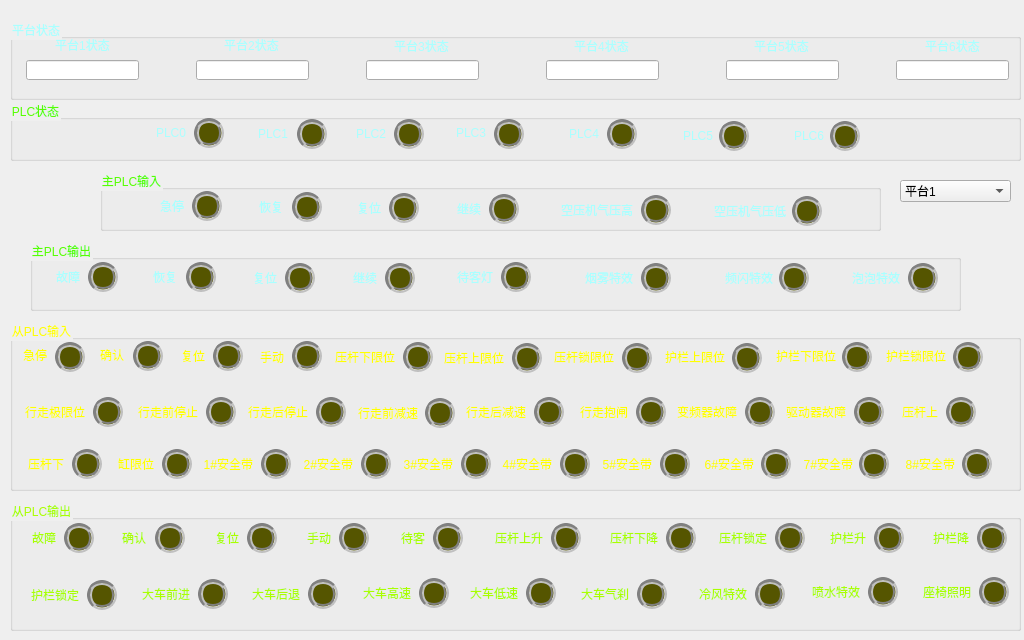
First picture: the form in motusaflatformstatus.ui, repository MT-REP/guizhouhuoxingche, before the edit.
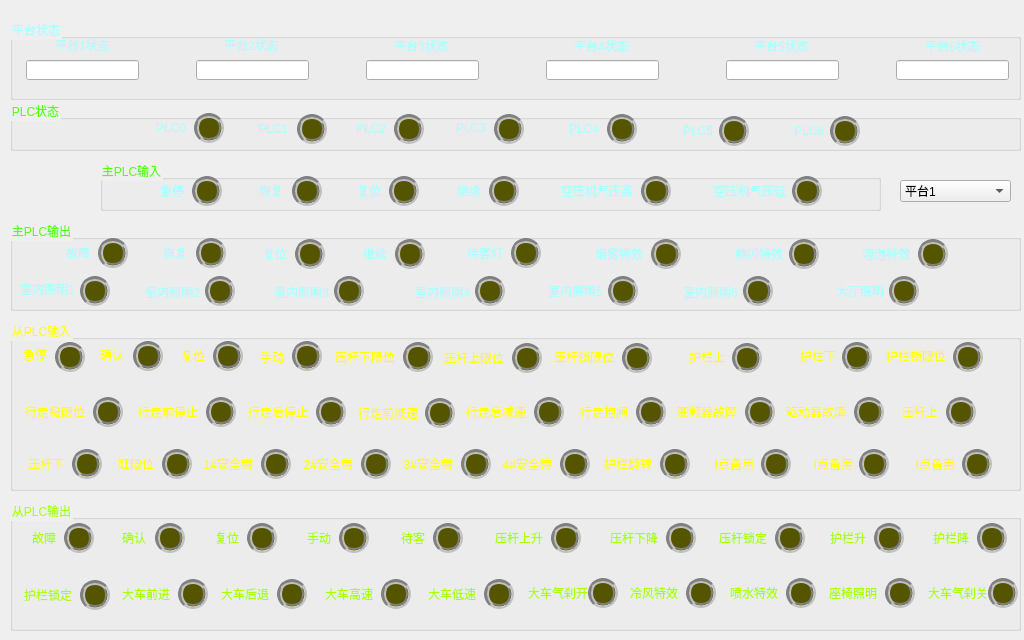
Second picture: the form after the edit. Icons and pictures are not drawn.

What changed in the file:
```diff
--- a/motusaflatformstatus.ui
+++ b/motusaflatformstatus.ui
@@ -32,9 +32,9 @@
    <property name="geometry">
     <rect>
      <x>100</x>
-     <y>170</y>
+     <y>160</y>
      <width>781</width>
-     <height>61</height>
+     <height>51</height>
     </rect>
    </property>
    <property name="styleSheet">
@@ -51,7 +51,7 @@
     <property name="geometry">
      <rect>
       <x>92</x>
-      <y>21</y>
+      <y>16</y>
       <width>30</width>
       <height>30</height>
      </rect>
@@ -69,7 +69,7 @@
     <property name="geometry">
      <rect>
       <x>250</x>
-      <y>27</y>
+      <y>20</y>
       <width>31</width>
       <height>21</height>
      </rect>
@@ -91,7 +91,7 @@
     <property name="geometry">
      <rect>
       <x>541</x>
-      <y>25</y>
+      <y>16</y>
       <width>30</width>
       <height>30</height>
      </rect>
@@ -108,7 +108,7 @@
     <property name="geometry">
      <rect>
       <x>605</x>
-      <y>30</y>
+      <y>20</y>
       <width>81</width>
       <height>21</height>
      </rect>
@@ -127,7 +127,7 @@
     <property name="geometry">
      <rect>
       <x>152</x>
-      <y>26</y>
+      <y>20</y>
       <width>31</width>
       <height>21</height>
      </rect>
@@ -149,7 +149,7 @@
     <property name="geometry">
      <rect>
       <x>289</x>
-      <y>23</y>
+      <y>16</y>
       <width>30</width>
       <height>30</height>
      </rect>
@@ -169,7 +169,7 @@
     <property name="geometry">
      <rect>
       <x>692</x>
-      <y>26</y>
+      <y>16</y>
       <width>30</width>
       <height>30</height>
      </rect>
@@ -186,7 +186,7 @@
     <property name="geometry">
      <rect>
       <x>53</x>
-      <y>25</y>
+      <y>20</y>
       <width>31</width>
       <height>21</height>
      </rect>
@@ -205,7 +205,7 @@
     <property name="geometry">
      <rect>
       <x>452</x>
-      <y>29</y>
+      <y>20</y>
       <width>81</width>
       <height>21</height>
      </rect>
@@ -227,7 +227,7 @@
     <property name="geometry">
      <rect>
       <x>192</x>
-      <y>22</y>
+      <y>16</y>
       <width>30</width>
       <height>30</height>
      </rect>
@@ -247,7 +247,7 @@
     <property name="geometry">
      <rect>
       <x>389</x>
-      <y>24</y>
+      <y>16</y>
       <width>30</width>
       <height>30</height>
      </rect>
@@ -264,7 +264,7 @@
     <property name="geometry">
      <rect>
       <x>350</x>
-      <y>28</y>
+      <y>20</y>
       <width>31</width>
       <height>21</height>
      </rect>
@@ -283,10 +283,10 @@
   <widget class="QGroupBox" name="PLCOGroupBox">
    <property name="geometry">
     <rect>
-     <x>30</x>
-     <y>240</y>
-     <width>931</width>
-     <height>71</height>
+     <x>10</x>
+     <y>220</y>
+     <width>1011</width>
+     <height>91</height>
     </rect>
    </property>
    <property name="styleSheet">
@@ -301,8 +301,8 @@
     </property>
     <property name="geometry">
      <rect>
-      <x>749</x>
-      <y>23</y>
+      <x>779</x>
+      <y>19</y>
       <width>30</width>
       <height>30</height>
      </rect>
@@ -318,8 +318,8 @@
    <widget class="QLabel" name="label_15">
     <property name="geometry">
      <rect>
-      <x>116</x>
-      <y>26</y>
+      <x>146</x>
+      <y>22</y>
       <width>31</width>
       <height>21</height>
      </rect>
@@ -337,8 +337,8 @@
    <widget class="QLabel" name="label_20">
     <property name="geometry">
      <rect>
-      <x>819</x>
-      <y>27</y>
+      <x>849</x>
+      <y>23</y>
       <width>51</width>
       <height>21</height>
      </rect>
@@ -356,8 +356,8 @@
    <widget class="QLabel" name="label_14">
     <property name="geometry">
      <rect>
-      <x>216</x>
-      <y>27</y>
+      <x>246</x>
+      <y>23</y>
       <width>31</width>
       <height>21</height>
      </rect>
@@ -378,8 +378,8 @@
     </property>
     <property name="geometry">
      <rect>
-      <x>58</x>
-      <y>22</y>
+      <x>88</x>
+      <y>18</y>
       <width>30</width>
       <height>30</height>
      </rect>
@@ -396,8 +396,8 @@
    <widget class="QLabel" name="label_19">
     <property name="geometry">
      <rect>
-      <x>692</x>
-      <y>27</y>
+      <x>722</x>
+      <y>23</y>
       <width>51</width>
       <height>21</height>
      </rect>
@@ -415,8 +415,8 @@
    <widget class="QLabel" name="label_18">
     <property name="geometry">
      <rect>
-      <x>316</x>
-      <y>27</y>
+      <x>346</x>
+      <y>23</y>
       <width>31</width>
       <height>21</height>
      </rect>
@@ -437,8 +437,8 @@
     </property>
     <property name="geometry">
      <rect>
-      <x>255</x>
-      <y>23</y>
+      <x>285</x>
+      <y>19</y>
       <width>30</width>
       <height>30</height>
      </rect>
@@ -457,8 +457,8 @@
     </property>
     <property name="geometry">
      <rect>
-      <x>156</x>
-      <y>22</y>
+      <x>186</x>
+      <y>18</y>
       <width>30</width>
       <height>30</height>
      </rect>
@@ -477,8 +477,8 @@
     </property>
     <property name="geometry">
      <rect>
-      <x>611</x>
-      <y>23</y>
+      <x>641</x>
+      <y>19</y>
       <width>30</width>
       <height>30</height>
      </rect>
@@ -494,8 +494,8 @@
    <widget class="QLabel" name="label_16">
     <property name="geometry">
      <rect>
-      <x>19</x>
-      <y>26</y>
+      <x>49</x>
+      <y>22</y>
       <width>31</width>
       <height>21</height>
      </rect>
@@ -513,8 +513,8 @@
    <widget class="QLabel" name="label_17">
     <property name="geometry">
      <rect>
-      <x>552</x>
-      <y>27</y>
+      <x>582</x>
+      <y>23</y>
       <width>51</width>
       <height>21</height>
      </rect>
@@ -535,8 +535,8 @@
     </property>
     <property name="geometry">
      <rect>
-      <x>355</x>
-      <y>23</y>
+      <x>385</x>
+      <y>19</y>
       <width>30</width>
       <height>30</height>
      </rect>
@@ -555,8 +555,8 @@
     </property>
     <property name="geometry">
      <rect>
-      <x>878</x>
-      <y>23</y>
+      <x>908</x>
+      <y>19</y>
       <width>30</width>
       <height>30</height>
      </rect>
@@ -575,8 +575,8 @@
     </property>
     <property name="geometry">
      <rect>
-      <x>471</x>
-      <y>22</y>
+      <x>501</x>
+      <y>18</y>
       <width>30</width>
       <height>30</height>
      </rect>
@@ -592,8 +592,8 @@
    <widget class="QLabel" name="label_33">
     <property name="geometry">
      <rect>
-      <x>422</x>
-      <y>26</y>
+      <x>452</x>
+      <y>22</y>
       <width>41</width>
       <height>21</height>
      </rect>
@@ -608,6 +608,279 @@
      <set>Qt::AlignRight|Qt::AlignTrailing|Qt::AlignVCenter</set>
     </property>
    </widget>
+   <widget class="QPushButton" name="pushButton_15">
+    <property name="enabled">
+     <bool>false</bool>
+    </property>
+    <property name="geometry">
+     <rect>
+      <x>70</x>
+      <y>56</y>
+      <width>30</width>
+      <height>30</height>
+     </rect>
+    </property>
+    <property name="styleSheet">
+     <string notr="true">border:5px groove gray;border-radius:15px;
+background-color: rgb(85, 85, 0);</string>
+    </property>
+    <property name="text">
+     <string/>
+    </property>
+   </widget>
+   <widget class="QLabel" name="label_77">
+    <property name="geometry">
+     <rect>
+      <x>11</x>
+      <y>58</y>
+      <width>54</width>
+      <height>21</height>
+     </rect>
+    </property>
+    <property name="styleSheet">
+     <string notr="true">color: rgb(170, 255, 255);</string>
+    </property>
+    <property name="text">
+     <string>室内照明1</string>
+    </property>
+    <property name="alignment">
+     <set>Qt::AlignRight|Qt::AlignTrailing|Qt::AlignVCenter</set>
+    </property>
+   </widget>
+   <widget class="QPushButton" name="pushButton_16">
+    <property name="enabled">
+     <bool>false</bool>
+    </property>
+    <property name="geometry">
+     <rect>
+      <x>195</x>
+      <y>56</y>
+      <width>30</width>
+      <height>30</height>
+     </rect>
+    </property>
+    <property name="styleSheet">
+     <string notr="true">border:5px groove gray;border-radius:15px;
+background-color: rgb(85, 85, 0);</string>
+    </property>
+    <property name="text">
+     <string/>
+    </property>
+   </widget>
+   <widget class="QLabel" name="label_78">
+    <property name="geometry">
+     <rect>
+      <x>136</x>
+      <y>61</y>
+      <width>54</width>
+      <height>21</height>
+     </rect>
+    </property>
+    <property name="styleSheet">
+     <string notr="true">color: rgb(170, 255, 255);</string>
+    </property>
+    <property name="text">
+     <string>室内照明2</string>
+    </property>
+    <property name="alignment">
+     <set>Qt::AlignRight|Qt::AlignTrailing|Qt::AlignVCenter</set>
+    </property>
+   </widget>
+   <widget class="QLabel" name="label_79">
+    <property name="geometry">
+     <rect>
+      <x>265</x>
+      <y>61</y>
+      <width>54</width>
+      <height>21</height>
+     </rect>
+    </property>
+    <property name="styleSheet">
+     <string notr="true">color: rgb(170, 255, 255);</string>
+    </property>
+    <property name="text">
+     <string>室内照明3</string>
+    </property>
+    <property name="alignment">
+     <set>Qt::AlignRight|Qt::AlignTrailing|Qt::AlignVCenter</set>
+    </property>
+   </widget>
+   <widget class="QPushButton" name="pushButton_17">
+    <property name="enabled">
+     <bool>false</bool>
+    </property>
+    <property name="geometry">
+     <rect>
+      <x>324</x>
+      <y>56</y>
+      <width>30</width>
+      <height>30</height>
+     </rect>
+    </property>
+    <property name="styleSheet">
+     <string notr="true">border:5px groove gray;border-radius:15px;
+background-color: rgb(85, 85, 0);</string>
+    </property>
+    <property name="text">
+     <string/>
+    </property>
+   </widget>
+   <widget class="QPushButton" name="pushButton_18">
+    <property name="enabled">
+     <bool>false</bool>
+    </property>
+    <property name="geometry">
+     <rect>
+      <x>465</x>
+      <y>56</y>
+      <width>30</width>
+      <height>30</height>
+     </rect>
+    </property>
+    <property name="styleSheet">
+     <string notr="true">border:5px groove gray;border-radius:15px;
+background-color: rgb(85, 85, 0);</string>
+    </property>
+    <property name="text">
+     <string/>
+    </property>
+   </widget>
+   <widget class="QLabel" name="label_80">
+    <property name="geometry">
+     <rect>
+      <x>406</x>
+      <y>61</y>
+      <width>54</width>
+      <height>21</height>
+     </rect>
+    </property>
+    <property name="styleSheet">
+     <string notr="true">color: rgb(170, 255, 255);</string>
+    </property>
+    <property name="text">
+     <string>室内照明4</string>
+    </property>
+    <property name="alignment">
+     <set>Qt::AlignRight|Qt::AlignTrailing|Qt::AlignVCenter</set>
+    </property>
+   </widget>
+   <widget class="QLabel" name="label_81">
+    <property name="geometry">
+     <rect>
+      <x>539</x>
+      <y>60</y>
+      <width>54</width>
+      <height>21</height>
+     </rect>
+    </property>
+    <property name="styleSheet">
+     <string notr="true">color: rgb(170, 255, 255);</string>
+    </property>
+    <property name="text">
+     <string>室内照明5</string>
+    </property>
+    <property name="alignment">
+     <set>Qt::AlignRight|Qt::AlignTrailing|Qt::AlignVCenter</set>
+    </property>
+   </widget>
+   <widget class="QPushButton" name="pushButton_19">
+    <property name="enabled">
+     <bool>false</bool>
+    </property>
+    <property name="geometry">
+     <rect>
+      <x>598</x>
+      <y>56</y>
+      <width>30</width>
+      <height>30</height>
+     </rect>
+    </property>
+    <property name="styleSheet">
+     <string notr="true">border:5px groove gray;border-radius:15px;
+background-color: rgb(85, 85, 0);</string>
+    </property>
+    <property name="text">
+     <string/>
+    </property>
+   </widget>
+   <widget class="QPushButton" name="pushButton_20">
+    <property name="enabled">
+     <bool>false</bool>
+    </property>
+    <property name="geometry">
+     <rect>
+      <x>733</x>
+      <y>56</y>
+      <width>30</width>
+      <height>30</height>
+     </rect>
+    </property>
+    <property name="styleSheet">
+     <string notr="true">border:5px groove gray;border-radius:15px;
+background-color: rgb(85, 85, 0);</string>
+    </property>
+    <property name="text">
+     <string/>
+    </property>
+   </widget>
+   <widget class="QLabel" name="label_82">
+    <property name="geometry">
+     <rect>
+      <x>674</x>
+      <y>61</y>
+      <width>54</width>
+      <height>21</height>
+     </rect>
+    </property>
+    <property name="styleSheet">
+     <string notr="true">color: rgb(170, 255, 255);</string>
+    </property>
+    <property name="text">
+     <string>室内照明6</string>
+    </property>
+    <property name="alignment">
+     <set>Qt::AlignRight|Qt::AlignTrailing|Qt::AlignVCenter</set>
+    </property>
+   </widget>
+   <widget class="QLabel" name="label_83">
+    <property name="geometry">
+     <rect>
+      <x>820</x>
+      <y>60</y>
+      <width>54</width>
+      <height>21</height>
+     </rect>
+    </property>
+    <property name="styleSheet">
+     <string notr="true">color: rgb(170, 255, 255);</string>
+    </property>
+    <property name="text">
+     <string>大厅照明</string>
+    </property>
+    <property name="alignment">
+     <set>Qt::AlignRight|Qt::AlignTrailing|Qt::AlignVCenter</set>
+    </property>
+   </widget>
+   <widget class="QPushButton" name="pushButton_21">
+    <property name="enabled">
+     <bool>false</bool>
+    </property>
+    <property name="geometry">
+     <rect>
+      <x>879</x>
+      <y>56</y>
+      <width>30</width>
+      <height>30</height>
+     </rect>
+    </property>
+    <property name="styleSheet">
+     <string notr="true">border:5px groove gray;border-radius:15px;
+background-color: rgb(85, 85, 0);</string>
+    </property>
+    <property name="text">
+     <string/>
+    </property>
+   </widget>
   </widget>
   <widget class="QGroupBox" name="statusGroupBox">
    <property name="geometry">
@@ -1095,7 +1368,7 @@
      <string notr="true"/>
     </property>
     <property name="text">
-     <string>5#安全带</string>
+     <string>护栏翻转</string>
     </property>
     <property name="alignment">
      <set>Qt::AlignRight|Qt::AlignTrailing|Qt::AlignVCenter</set>
@@ -1241,7 +1514,7 @@
      <string notr="true">color: rgb(255, 255, 0);</string>
     </property>
     <property name="text">
-     <string>护栏下限位</string>
+     <string>护栏下</string>
     </property>
     <property name="alignment">
      <set>Qt::AlignRight|Qt::AlignTrailing|Qt::AlignVCenter</set>
@@ -1487,7 +1760,7 @@
      <string notr="true">color: rgb(255, 255, 0);</string>
     </property>
     <property name="text">
-     <string>护栏上限位</string>
+     <string>护栏上</string>
     </property>
     <property name="alignment">
      <set>Qt::AlignRight|Qt::AlignTrailing|Qt::AlignVCenter</set>
@@ -1782,7 +2055,7 @@
      <string notr="true">color: rgb(255, 255, 0);</string>
     </property>
     <property name="text">
-     <string>6#安全带</string>
+     <string>I点备用</string>
     </property>
     <property name="alignment">
      <set>Qt::AlignRight|Qt::AlignTrailing|Qt::AlignVCenter</set>
@@ -1835,7 +2108,7 @@
      <string notr="true">color: rgb(255, 255, 0);</string>
     </property>
     <property name="text">
-     <string>7#安全带</string>
+     <string>I点备用</string>
     </property>
     <property name="alignment">
      <set>Qt::AlignRight|Qt::AlignTrailing|Qt::AlignVCenter</set>
@@ -1871,7 +2144,7 @@
      <string notr="true">color: rgb(255, 255, 0);</string>
     </property>
     <property name="text">
-     <string>8#安全带</string>
+     <string>I点备用</string>
     </property>
     <property name="alignment">
      <set>Qt::AlignRight|Qt::AlignTrailing|Qt::AlignVCenter</set>
@@ -1896,8 +2169,8 @@
    <widget class="QLabel" name="label_75">
     <property name="geometry">
      <rect>
-      <x>910</x>
-      <y>81</y>
+      <x>816</x>
+      <y>82</y>
       <width>51</width>
       <height>21</height>
      </rect>
@@ -1915,7 +2188,7 @@
    <widget class="QPushButton" name="pButton_41">
     <property name="geometry">
      <rect>
-      <x>188</x>
+      <x>168</x>
       <y>79</y>
       <width>30</width>
       <height>30</height>
@@ -1932,8 +2205,8 @@
    <widget class="QPushButton" name="pButton_46">
     <property name="geometry">
      <rect>
-      <x>745</x>
-      <y>79</y>
+      <x>676</x>
+      <y>78</y>
       <width>30</width>
       <height>30</height>
      </rect>
@@ -2004,7 +2277,7 @@
    <widget class="QPushButton" name="pButton_40">
     <property name="geometry">
      <rect>
-      <x>77</x>
+      <x>70</x>
       <y>80</y>
       <width>30</width>
       <height>30</height>
@@ -2074,8 +2347,8 @@
    <widget class="QLabel" name="label_65">
     <property name="geometry">
      <rect>
-      <x>457</x>
-      <y>82</y>
+      <x>415</x>
+      <y>83</y>
       <width>51</width>
       <height>21</height>
      </rect>
@@ -2093,8 +2366,8 @@
    <widget class="QLabel" name="label_64">
     <property name="geometry">
      <rect>
-      <x>350</x>
-      <y>82</y>
+      <x>312</x>
+      <y>83</y>
       <width>51</width>
       <height>21</height>
      </rect>
@@ -2112,8 +2385,8 @@
    <widget class="QLabel" name="label_73">
     <property name="geometry">
      <rect>
-      <x>686</x>
-      <y>83</y>
+      <x>617</x>
+      <y>82</y>
       <width>51</width>
       <height>21</height>
      </rect>
@@ -2131,8 +2404,8 @@
    <widget class="QPushButton" name="pButton_48">
     <property name="geometry">
      <rect>
-      <x>969</x>
-      <y>77</y>
+      <x>875</x>
+      <y>78</y>
       <width>30</width>
       <height>30</height>
      </rect>
@@ -2184,8 +2457,8 @@
    <widget class="QPushButton" name="pButton_44">
     <property name="geometry">
      <rect>
-      <x>516</x>
-      <y>78</y>
+      <x>474</x>
+      <y>79</y>
       <width>30</width>
       <height>30</height>
      </rect>
@@ -2201,8 +2474,8 @@
    <widget class="QPushButton" name="pButton_43">
     <property name="geometry">
      <rect>
-      <x>409</x>
-      <y>78</y>
+      <x>371</x>
+      <y>79</y>
       <width>30</width>
       <height>30</height>
      </rect>
@@ -2218,9 +2491,9 @@
    <widget class="QLabel" name="label_72">
     <property name="geometry">
      <rect>
-      <x>568</x>
-      <y>83</y>
-      <width>51</width>
+      <x>517</x>
+      <y>82</y>
+      <width>61</width>
       <height>21</height>
      </rect>
     </property>
@@ -2228,7 +2501,7 @@
      <string notr="true">color: rgb(170, 255, 0);</string>
     </property>
     <property name="text">
-     <string>大车气刹</string>
+     <string>大车气刹开</string>
     </property>
     <property name="alignment">
      <set>Qt::AlignRight|Qt::AlignTrailing|Qt::AlignVCenter</set>
@@ -2273,8 +2546,8 @@
    <widget class="QLabel" name="label_74">
     <property name="geometry">
      <rect>
-      <x>799</x>
-      <y>81</y>
+      <x>717</x>
+      <y>82</y>
       <width>51</width>
       <height>21</height>
      </rect>
@@ -2328,7 +2601,7 @@
    <widget class="QLabel" name="label_63">
     <property name="geometry">
      <rect>
-      <x>239</x>
+      <x>208</x>
       <y>83</y>
       <width>51</width>
       <height>21</height>
@@ -2383,7 +2656,7 @@
    <widget class="QPushButton" name="pButton_42">
     <property name="geometry">
      <rect>
-      <x>298</x>
+      <x>267</x>
       <y>79</y>
       <width>30</width>
       <height>30</height>
@@ -2437,7 +2710,7 @@
    <widget class="QLabel" name="label_61">
     <property name="geometry">
      <rect>
-      <x>18</x>
+      <x>11</x>
       <y>84</y>
       <width>51</width>
       <height>21</height>
@@ -2456,7 +2729,7 @@
    <widget class="QLabel" name="label_62">
     <property name="geometry">
      <rect>
-      <x>129</x>
+      <x>109</x>
       <y>83</y>
       <width>51</width>
       <height>21</height>
@@ -2492,8 +2765,8 @@
    <widget class="QPushButton" name="pButton_45">
     <property name="geometry">
      <rect>
-      <x>627</x>
-      <y>79</y>
+      <x>578</x>
+      <y>78</y>
       <width>30</width>
       <height>30</height>
      </rect>
@@ -2526,8 +2799,8 @@
    <widget class="QPushButton" name="pButton_47">
     <property name="geometry">
      <rect>
-      <x>858</x>
-      <y>77</y>
+      <x>776</x>
+      <y>78</y>
       <width>30</width>
       <height>30</height>
      </rect>
@@ -2578,6 +2851,42 @@
      <set>Qt::AlignRight|Qt::AlignTrailing|Qt::AlignVCenter</set>
     </property>
    </widget>
+   <widget class="QPushButton" name="pButton_49">
+    <property name="geometry">
+     <rect>
+      <x>978</x>
+      <y>78</y>
+      <width>30</width>
+      <height>30</height>
+     </rect>
+    </property>
+    <property name="styleSheet">
+     <string notr="true">border:5px groove gray;border-radius:15px;
+background-color: rgb(85, 85, 0);</string>
+    </property>
+    <property name="text">
+     <string/>
+    </property>
+   </widget>
+   <widget class="QLabel" name="label_76">
+    <property name="geometry">
+     <rect>
+      <x>917</x>
+      <y>82</y>
+      <width>61</width>
+      <height>21</height>
+     </rect>
+    </property>
+    <property name="styleSheet">
+     <string notr="true">color: rgb(170, 255, 0);</string>
+    </property>
+    <property name="text">
+     <string>大车气刹关</string>
+    </property>
+    <property name="alignment">
+     <set>Qt::AlignRight|Qt::AlignTrailing|Qt::AlignVCenter</set>
+    </property>
+   </widget>
   </widget>
   <widget class="QComboBox" name="comboBox">
    <property name="geometry">
@@ -2625,7 +2934,7 @@
      <x>10</x>
      <y>100</y>
      <width>1011</width>
-     <height>61</height>
+     <height>51</height>
     </rect>
    </property>
    <property name="styleSheet">
@@ -2642,7 +2951,7 @@
     <property name="geometry">
      <rect>
       <x>184</x>
-      <y>18</y>
+      <y>13</y>
       <width>30</width>
       <height>30</height>
      </rect>
@@ -2659,7 +2968,7 @@
     <property name="geometry">
      <rect>
       <x>345</x>
-      <y>23</y>
+      <y>18</y>
       <width>31</width>
       <height>21</height>
      </rect>
@@ -2681,7 +2990,7 @@
     <property name="geometry">
      <rect>
       <x>597</x>
-      <y>19</y>
+      <y>14</y>
       <width>30</width>
       <height>30</height>
      </rect>
@@ -2698,7 +3007,7 @@
     <property name="geometry">
      <rect>
       <x>672</x>
-      <y>25</y>
+      <y>20</y>
       <width>31</width>
       <height>21</height>
      </rect>
@@ -2717,7 +3026,7 @@
     <property name="geometry">
      <rect>
       <x>247</x>
-      <y>23</y>
+      <y>18</y>
       <width>31</width>
       <height>21</height>
      </rect>
@@ -2739,7 +3048,7 @@
     <property name="geometry">
      <rect>
       <x>384</x>
-      <y>19</y>
+      <y>14</y>
       <width>30</width>
       <height>30</height>
      </rect>
@@ -2759,7 +3068,7 @@
     <property name="geometry">
      <rect>
       <x>709</x>
-      <y>21</y>
+      <y>16</y>
       <width>30</width>
       <height>30</height>
      </rect>
@@ -2776,7 +3085,7 @@
     <property name="geometry">
      <rect>
       <x>145</x>
-      <y>22</y>
+      <y>17</y>
       <width>31</width>
       <height>21</height>
      </rect>
@@ -2795,7 +3104,7 @@
     <property name="geometry">
      <rect>
       <x>558</x>
-      <y>23</y>
+      <y>18</y>
       <width>31</width>
       <height>21</height>
      </rect>
@@ -2817,7 +3126,7 @@
     <property name="geometry">
      <rect>
       <x>287</x>
-      <y>19</y>
+      <y>14</y>
       <width>30</width>
       <height>30</height>
      </rect>
@@ -2837,7 +3146,7 @@
     <property name="geometry">
      <rect>
       <x>484</x>
-      <y>19</y>
+      <y>14</y>
       <width>30</width>
       <height>30</height>
      </rect>
@@ -2854,7 +3163,7 @@
     <property name="geometry">
      <rect>
       <x>445</x>
-      <y>22</y>
+      <y>17</y>
       <width>31</width>
       <height>21</height>
      </rect>
@@ -2873,7 +3182,7 @@
     <property name="geometry">
      <rect>
       <x>783</x>
-      <y>25</y>
+      <y>20</y>
       <width>31</width>
       <height>21</height>
      </rect>
@@ -2895,7 +3204,7 @@
     <property name="geometry">
      <rect>
       <x>820</x>
-      <y>21</y>
+      <y>16</y>
       <width>30</width>
       <height>30</height>
      </rect>
```
